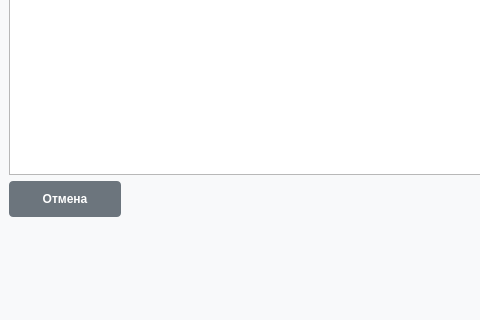
Above: UI/Reg/Окно сохранения данных.ui from Ainyr-Akhmadishin/Hotel_management_system before the change; both pictures show x 0 to 480 and y 280 to 600 of the 700 by 600 pixel window. Below: the same form after it.
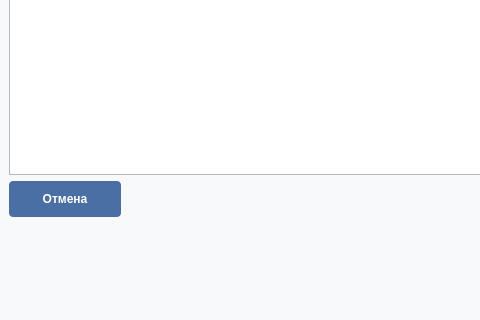
That is the form after the change.

```diff
--- a/UI/Reg/Окно сохранения данных.ui
+++ b/UI/Reg/Окно сохранения данных.ui
@@ -244,7 +244,7 @@
        <widget class="QPushButton" name="cancelButton">
         <property name="styleSheet">
          <string notr="true">QPushButton {
-    background-color: #6c757d;
+background-color: rgb(74, 111, 165);
     min-width: 80px;
 }
 QPushButton:hover {
```
Left out of the diff: 2 changed lines with no effect on the pictures.
